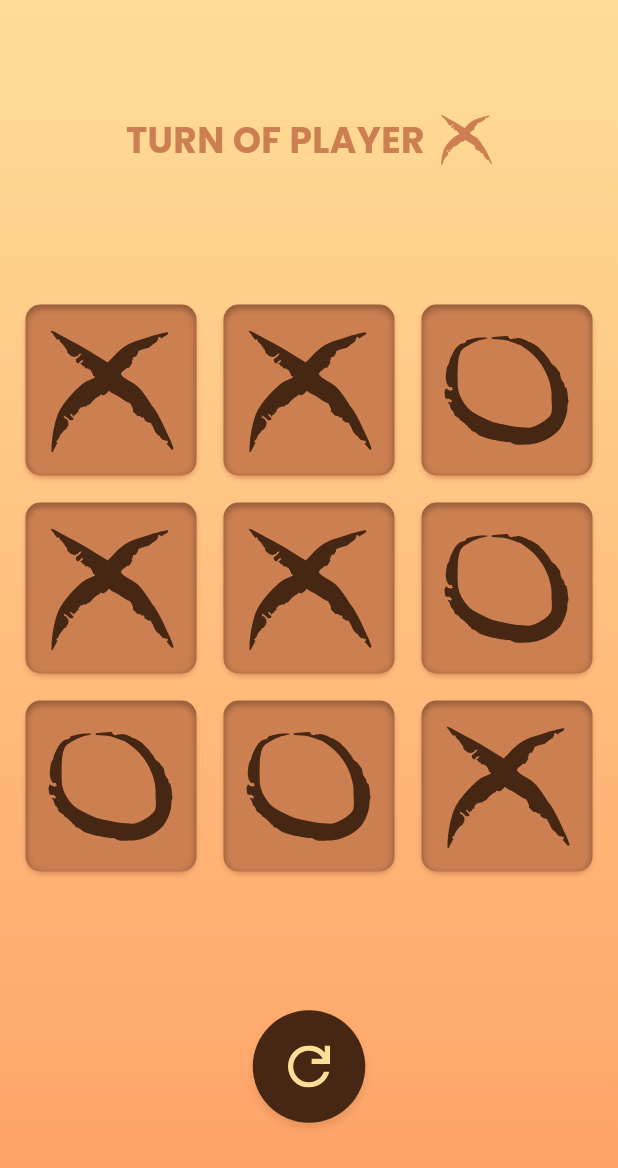
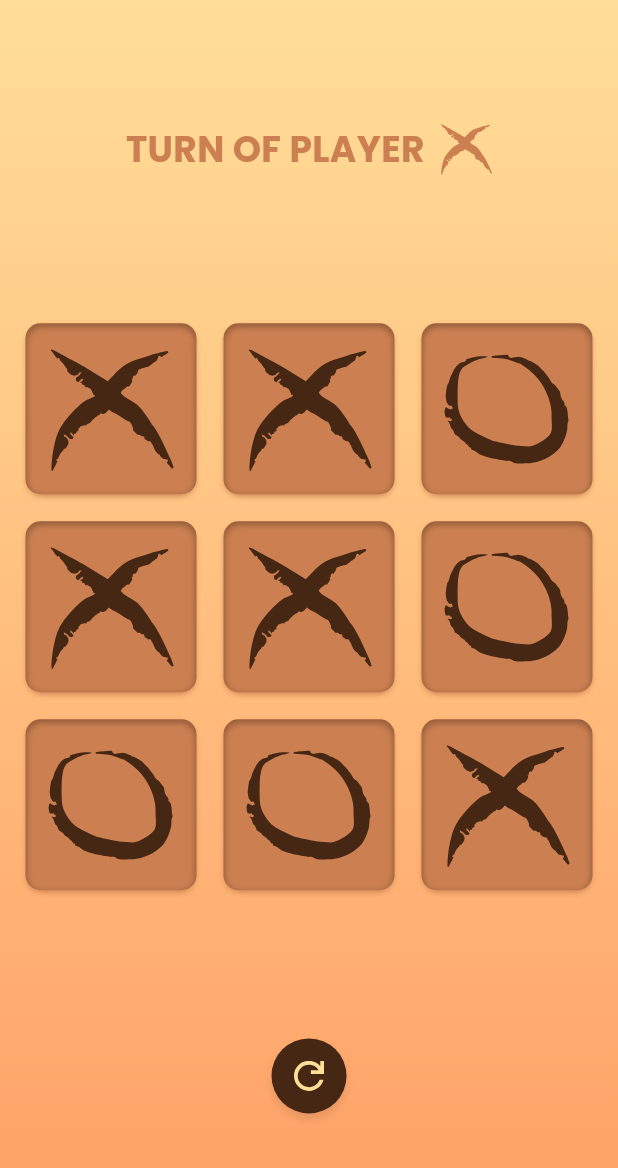
Before and after one commit to Quantompixel/mobile_tic_tac_toe, a Flutter app: the screen it shows after launch, on a phone screen of 412 x 824 dp. Shown: the top 1168 px of the screen. Run offline on Flutter 3.47's test engine with Material 3 defaults, Android fonts, the phone set to English and light mode, and no system bars; our stand-ins replace flutter_svg.

Commit message:
resized reset button

```diff
--- a/lib/reset_button.dart
+++ b/lib/reset_button.dart
@@ -1,4 +1,3 @@
-
 import 'package:flutter/material.dart';
 import 'package:flutter_svg/svg.dart';
 
@@ -14,8 +13,8 @@ class ResetButton extends StatelessWidget {
         Feedback.forTap(context);
       },
       child: Container(
-        width: 75.0,
-        height: 75.0,
+        width: 50.0,
+        height: 50.0,
         decoration: BoxDecoration(
           color: const Color(0xFF462713),
           borderRadius: BorderRadius.circular(50),
@@ -23,11 +22,17 @@ class ResetButton extends StatelessWidget {
             BoxShadow(
               color: Colors.black.withAlpha(25),
               blurRadius: 4,
-              offset: Offset(0, 4)
-            )
-          ]
+              offset: Offset(0, 4),
+            ),
+          ],
         ),
-        child: Center(child: SvgPicture.asset('assets/icons/reset.svg')),
+        child: Center(
+          child: SvgPicture.asset(
+            'assets/icons/reset.svg',
+            width: 20,
+            height: 20,
+          ),
+        ),
       ),
     );
   }
```
